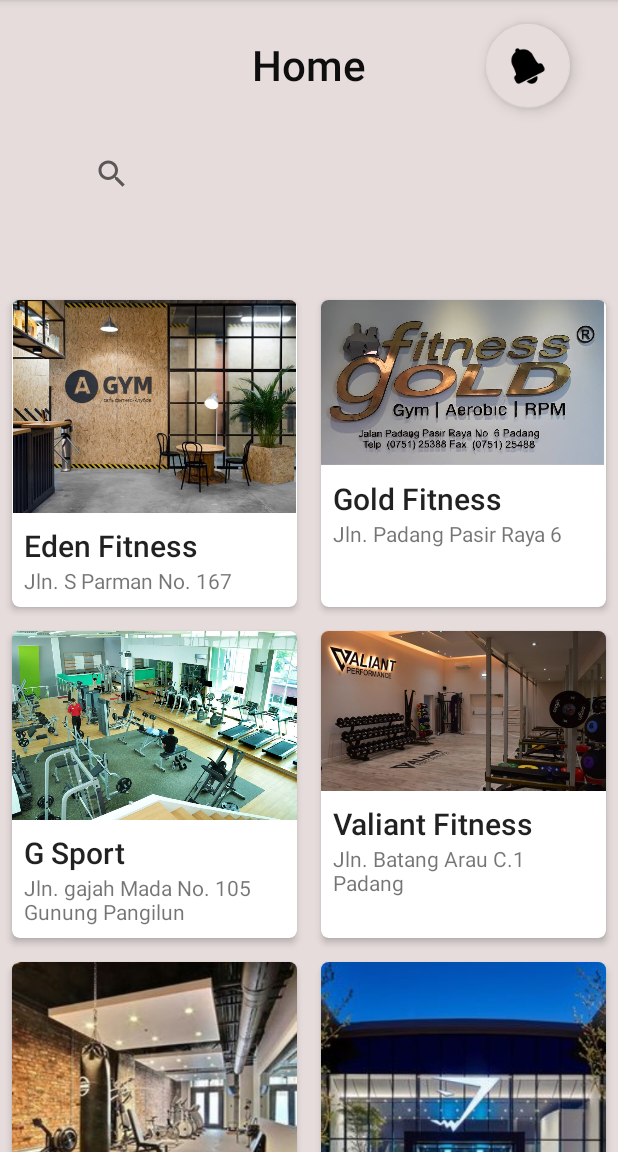
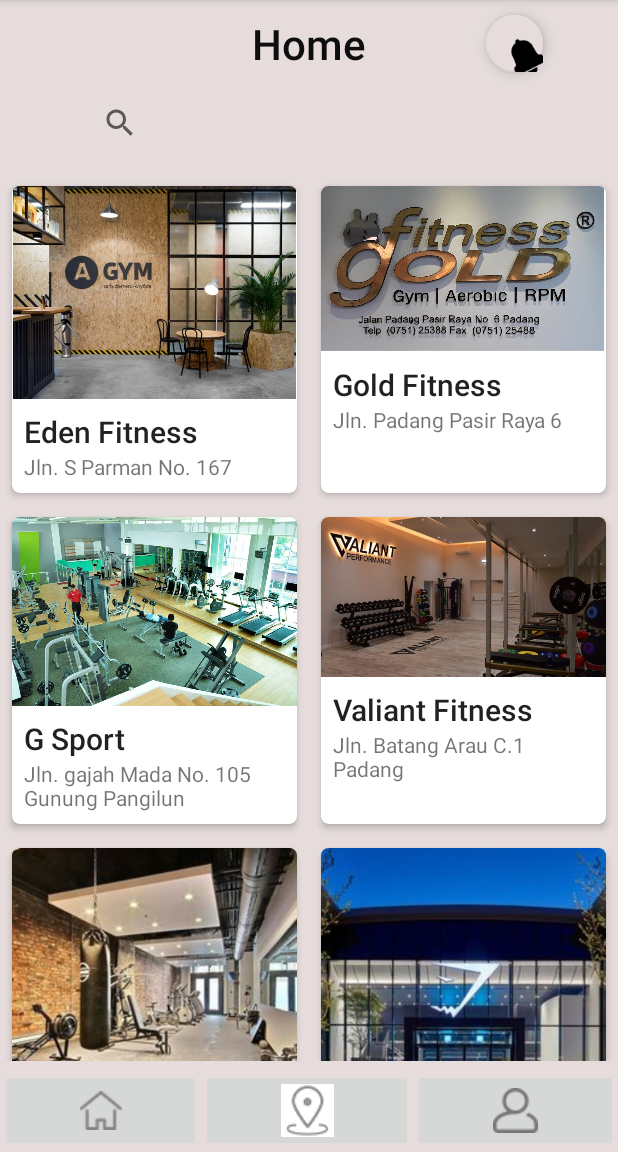
Before and after one commit to MuhammadAgungMahardhika/Mobile-PAFitnes, an Android app: the HomeActivity screen opened directly, with no data from a screen before it, on a phone screen of 412 x 824 dp, the part 84-1236 px from its top. Run offline under Robolectric (Android 15) with nearby library versions, the phone set to English and light mode, and no system bars.

```diff
--- a/app/src/main/res/layout/activity_home.xml
+++ b/app/src/main/res/layout/activity_home.xml
@@ -12,7 +12,7 @@
         android:id="@+id/textView2"
         android:layout_width="wrap_content"
         android:layout_height="wrap_content"
-        android:layout_marginTop="24dp"
+        android:layout_marginTop="10dp"
         android:fontFamily="sans-serif-medium"
         android:text="Home"
         android:textColor="#0E0E0E"
@@ -23,23 +23,19 @@
 
     <SearchView
         android:id="@+id/searchView"
-        android:layout_width="310dp"
-        android:layout_height="52dp"
-        android:layout_marginStart="15dp"
-        android:layout_marginEnd="15dp"
-        app:layout_constraintBottom_toBottomOf="parent"
+        android:layout_width="300dp"
+        android:layout_height="wrap_content"
+        android:layout_marginTop="10dp"
         app:layout_constraintEnd_toEndOf="parent"
-        app:layout_constraintHorizontal_bias="0.492"
         app:layout_constraintStart_toStartOf="parent"
-        app:layout_constraintTop_toBottomOf="@+id/textView2"
-        app:layout_constraintVertical_bias="0.043" />
+        app:layout_constraintTop_toBottomOf="@+id/textView2" />
 
     <com.google.android.material.floatingactionbutton.FloatingActionButton
         android:id="@+id/buttonNotification"
-        android:layout_width="wrap_content"
-        android:layout_height="wrap_content"
+        android:layout_width="52dp"
+        android:layout_height="38dp"
         android:layout_marginStart="80dp"
-        android:layout_marginTop="16dp"
+        android:layout_marginTop="10dp"
         android:layout_marginEnd="19dp"
         android:clickable="true"
         app:backgroundTint="#E6DCDC"
@@ -51,14 +47,21 @@
         tools:ignore="SpeakableTextPresentCheck" />
 
     <LinearLayout
-        android:layout_width="match_parent"
-        android:layout_height="match_parent"
-        android:layout_marginTop="@android:dimen/thumbnail_height"
-        android:orientation="horizontal">
+        android:id="@+id/linearLayout8"
+        android:layout_width="0dp"
+        android:layout_height="0dp"
+        android:layout_marginTop="10dp"
+        android:layout_marginBottom="5dp"
+        android:orientation="horizontal"
+        app:layout_constraintBottom_toTopOf="@+id/linearLayout9"
+        app:layout_constraintEnd_toEndOf="parent"
+        app:layout_constraintStart_toStartOf="parent"
+        app:layout_constraintTop_toBottomOf="@+id/searchView">
+
         <androidx.recyclerview.widget.RecyclerView
             android:id="@+id/recycler_view"
             android:layout_width="match_parent"
-            android:layout_height="match_parent"
+            android:layout_height="wrap_content"
             tools:listitem="@layout/recycler_activity"
 
 
@@ -66,5 +69,39 @@
 
     </LinearLayout>
 
+    <LinearLayout
+        android:id="@+id/linearLayout9"
+        android:layout_width="0dp"
+        android:layout_height="wrap_content"
+        android:orientation="horizontal"
+        app:layout_constraintBottom_toBottomOf="parent"
+        app:layout_constraintEnd_toEndOf="parent"
+        app:layout_constraintStart_toStartOf="parent">
+
+        <ImageButton
+            android:id="@+id/homeButton"
+            android:layout_width="wrap_content"
+            android:layout_height="match_parent"
+            android:layout_weight="1"
+            android:contentDescription="TODO"
+            app:srcCompat="@drawable/home" />
+
+        <ImageButton
+            android:id="@+id/arroundYouButton"
+            android:layout_width="wrap_content"
+            android:layout_height="match_parent"
+            android:layout_weight="1"
+            android:contentDescription="TODO"
+            app:srcCompat="@drawable/f5b2dab29c" />
+
+        <ImageButton
+            android:id="@+id/profileButton"
+            android:layout_width="wrap_content"
+            android:layout_height="match_parent"
+            android:layout_weight="1"
+            android:contentDescription="TODO"
+            app:srcCompat="@drawable/user2" />
+    </LinearLayout>
+
 
 </androidx.constraintlayout.widget.ConstraintLayout>
```
